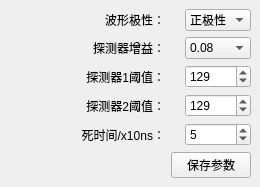
This is FPGASetting.ui in MrXiaomao/Cu_Activation as Qt 5 draws it before an edit. The edited form follows.
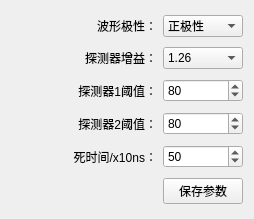
This is the edited form.

Commit message: # 能谱和波形数据保存

What changed in the file:
```diff
--- a/FPGASetting.ui
+++ b/FPGASetting.ui
@@ -6,29 +6,38 @@
    <rect>
     <x>0</x>
     <y>0</y>
-    <width>260</width>
-    <height>171</height>
+    <width>254</width>
+    <height>219</height>
    </rect>
   </property>
   <property name="windowTitle">
    <string>硬件参数设置</string>
   </property>
-  <layout class="QGridLayout" name="gridLayout_2">
-   <property name="leftMargin">
-    <number>0</number>
-   </property>
-   <property name="topMargin">
-    <number>0</number>
-   </property>
-   <property name="rightMargin">
-    <number>0</number>
-   </property>
-   <property name="bottomMargin">
-    <number>0</number>
-   </property>
-   <item row="0" column="0">
-    <widget class="QWidget" name="widget" native="true">
      <layout class="QGridLayout" name="gridLayout">
+   <item row="0" column="0">
+    <widget class="QLabel" name="label_3">
+     <property name="text">
+      <string>波形极性：</string>
+     </property>
+     <property name="alignment">
+      <set>Qt::AlignRight|Qt::AlignTrailing|Qt::AlignVCenter</set>
+     </property>
+    </widget>
+   </item>
+   <item row="0" column="1">
+    <widget class="QComboBox" name="comboBox">
+     <item>
+      <property name="text">
+       <string>正极性</string>
+      </property>
+     </item>
+     <item>
+      <property name="text">
+       <string>负极性</string>
+      </property>
+     </item>
+    </widget>
+   </item>
       <item row="1" column="0">
        <widget class="QLabel" name="label_8">
         <property name="text">
@@ -39,21 +48,46 @@
         </property>
        </widget>
       </item>
-      <item row="3" column="0">
-       <widget class="QLabel" name="label_2">
+   <item row="1" column="1">
+    <widget class="QComboBox" name="comboBox_4">
+     <property name="currentIndex">
+      <number>4</number>
+     </property>
+     <item>
         <property name="text">
-         <string>探测器2阈值：</string>
-        </property>
-        <property name="alignment">
-         <set>Qt::AlignRight|Qt::AlignTrailing|Qt::AlignVCenter</set>
-        </property>
-       </widget>
-      </item>
-      <item row="5" column="1" colspan="2">
-       <widget class="QPushButton" name="pushButton_save">
+       <string>0.08</string>
+      </property>
+     </item>
+     <item>
+      <property name="text">
+       <string>0.16</string>
+      </property>
+     </item>
+     <item>
         <property name="text">
-         <string>保存参数</string>
-        </property>
+       <string>0.32</string>
+      </property>
+     </item>
+     <item>
+      <property name="text">
+       <string>0.63</string>
+      </property>
+     </item>
+     <item>
+      <property name="text">
+       <string>1.26</string>
+      </property>
+     </item>
+     <item>
+      <property name="text">
+       <string>5.01</string>
+      </property>
+     </item>
+     <item>
+      <property name="text">
+       <string>10.0</string>
+      </property>
+     </item>
        </widget>
       </item>
       <item row="2" column="0">
@@ -66,49 +100,42 @@
         </property>
        </widget>
       </item>
-      <item row="3" column="2">
-       <widget class="QSpinBox" name="spinBox_2">
-        <property name="maximum">
-         <number>65535</number>
-        </property>
-        <property name="value">
-         <number>129</number>
-        </property>
-       </widget>
-      </item>
-      <item row="2" column="2">
+   <item row="2" column="1">
        <widget class="QSpinBox" name="spinBox">
-        <property name="maximum">
-         <number>65535</number>
-        </property>
-        <property name="value">
-         <number>129</number>
-        </property>
-       </widget>
-      </item>
-      <item row="4" column="2">
-       <widget class="QSpinBox" name="spinBox_3">
         <property name="minimum">
-         <number>3</number>
+      <number>1</number>
         </property>
         <property name="maximum">
-         <number>500</number>
+      <number>65535</number>
         </property>
         <property name="value">
-         <number>5</number>
+      <number>80</number>
         </property>
        </widget>
       </item>
-      <item row="0" column="0">
-       <widget class="QLabel" name="label_3">
+   <item row="3" column="0">
+    <widget class="QLabel" name="label_2">
         <property name="text">
-         <string>波形极性：</string>
+      <string>探测器2阈值：</string>
         </property>
         <property name="alignment">
          <set>Qt::AlignRight|Qt::AlignTrailing|Qt::AlignVCenter</set>
         </property>
        </widget>
       </item>
+   <item row="3" column="1">
+    <widget class="QSpinBox" name="spinBox_2">
+     <property name="minimum">
+      <number>1</number>
+     </property>
+     <property name="maximum">
+      <number>65535</number>
+     </property>
+     <property name="value">
+      <number>80</number>
+     </property>
+    </widget>
+   </item>
       <item row="4" column="0">
        <widget class="QLabel" name="label_6">
         <property name="text">
@@ -119,6 +146,19 @@
         </property>
        </widget>
       </item>
+   <item row="4" column="1">
+    <widget class="QSpinBox" name="spinBox_3">
+     <property name="minimum">
+      <number>10</number>
+     </property>
+     <property name="maximum">
+      <number>1000</number>
+     </property>
+     <property name="value">
+      <number>50</number>
+     </property>
+    </widget>
+   </item>
       <item row="5" column="0">
        <spacer name="horizontalSpacer">
         <property name="orientation">
@@ -132,60 +172,11 @@
         </property>
        </spacer>
       </item>
-      <item row="0" column="2">
-       <widget class="QComboBox" name="comboBox">
-        <item>
+   <item row="5" column="1">
+    <widget class="QPushButton" name="pushButton_save">
          <property name="text">
-          <string>正极性</string>
-         </property>
-        </item>
-        <item>
-         <property name="text">
-          <string>负极性</string>
-         </property>
-        </item>
-       </widget>
-      </item>
-      <item row="1" column="2">
-       <widget class="QComboBox" name="comboBox_4">
-        <item>
-         <property name="text">
-          <string>0.08</string>
-         </property>
-        </item>
-        <item>
-         <property name="text">
-          <string>0.16</string>
-         </property>
-        </item>
-        <item>
-         <property name="text">
-          <string>0.32</string>
-         </property>
-        </item>
-        <item>
-         <property name="text">
-          <string>0.63</string>
-         </property>
-        </item>
-        <item>
-         <property name="text">
-          <string>1.26</string>
-         </property>
-        </item>
-        <item>
-         <property name="text">
-          <string>5.01</string>
-         </property>
-        </item>
-        <item>
-         <property name="text">
-          <string>10.0</string>
-         </property>
-        </item>
-       </widget>
-      </item>
-     </layout>
+      <string>保存参数</string>
+     </property>
     </widget>
    </item>
   </layout>
```
Lines whose indentation alone changed are shown as unchanged. The commit also changes 35 other files.
